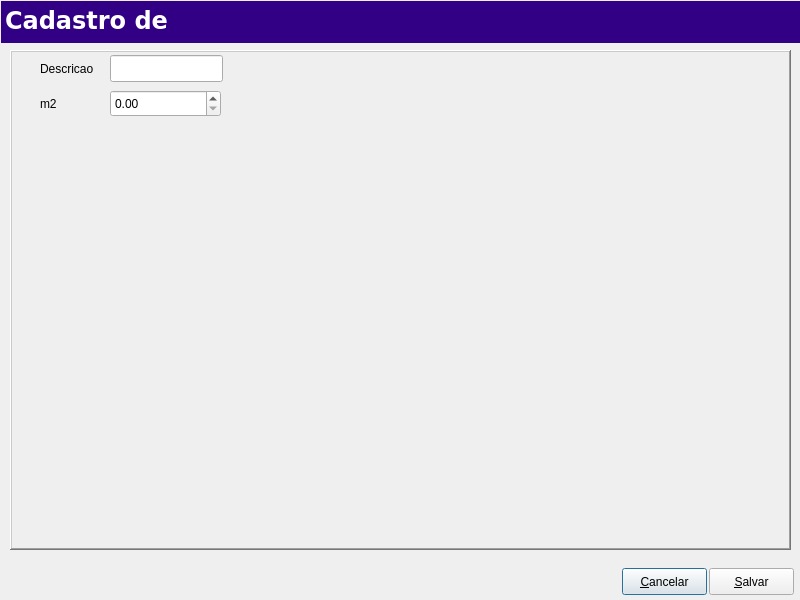
The window that Projects/Blink/libs/common/editmetreage.ui (MarcoBueno1/qrad) describes before a commit, drawn with Qt 5.
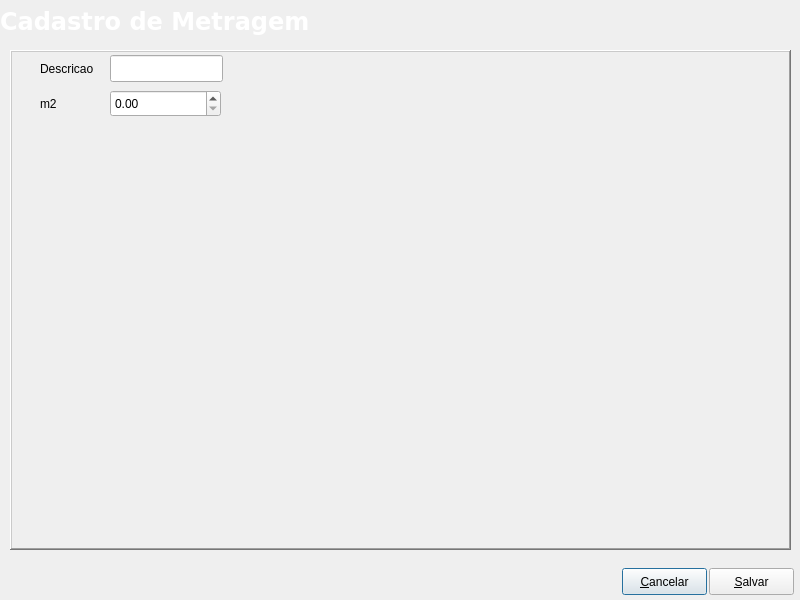
The same window after the commit. Icons and pictures are not drawn.

What changed in the file:
```diff
--- a/Projects/Blink/libs/common/editmetreage.ui
+++ b/Projects/Blink/libs/common/editmetreage.ui
@@ -80,9 +80,9 @@
 <widget class="QFrame" name="topmenu">
  <property name="geometry">
   <rect>
-   <x>1</x>
+     <x>-120</x>
    <y>1</y>
-   <width>801</width>
+     <width>821</width>
    <height>42</height>
   </rect>
  </property>
@@ -99,7 +99,7 @@
   </size>
  </property>
  <property name="styleSheet">
-  <string notr="true">background-color: rgb(50, 0, 133);</string>
+    <string notr="true">image: url(:/png/barra-superior-ok.jpg);</string>
  </property>
  <property name="frameShadow">
   <enum>QFrame::Raised</enum>
@@ -110,10 +110,10 @@
   </property>
   <property name="geometry">
    <rect>
-    <x>4</x>
+      <x>120</x>
     <y>0</y>
-    <width>541</width>
-    <height>39</height>
+      <width>710</width>
+      <height>40</height>
    </rect>
   </property>
   <property name="palette">
@@ -296,6 +296,9 @@
     <bold>true</bold>
    </font>
   </property>
+    <property name="autoFillBackground">
+     <bool>false</bool>
+    </property>
   <property name="styleSheet">
    <string/>
   </property>
@@ -309,7 +312,7 @@
    <number>1</number>
   </property>
   <property name="text">
-   <string>Cadastro de </string>
+     <string>Cadastro de Metragem</string>
   </property>
   <property name="textFormat">
    <enum>Qt::AutoText</enum>
@@ -351,15 +354,7 @@
  <string>&amp;Salvar</string>
 </property>
 </widget>
-
-</widget>
-    <customwidgets>
-     <customwidget>
-      <class>SComboBox</class>
-      <extends>QComboBox</extends>
-      <header location="global">scombobox.h</header>
-     </customwidget>
-    </customwidgets>
+ </widget>
 <resources/>
 <connections/>
 </ui>
```
Left out of the diff: 5 changed lines with no effect on the pictures. Lines whose indentation alone changed are shown as unchanged.
